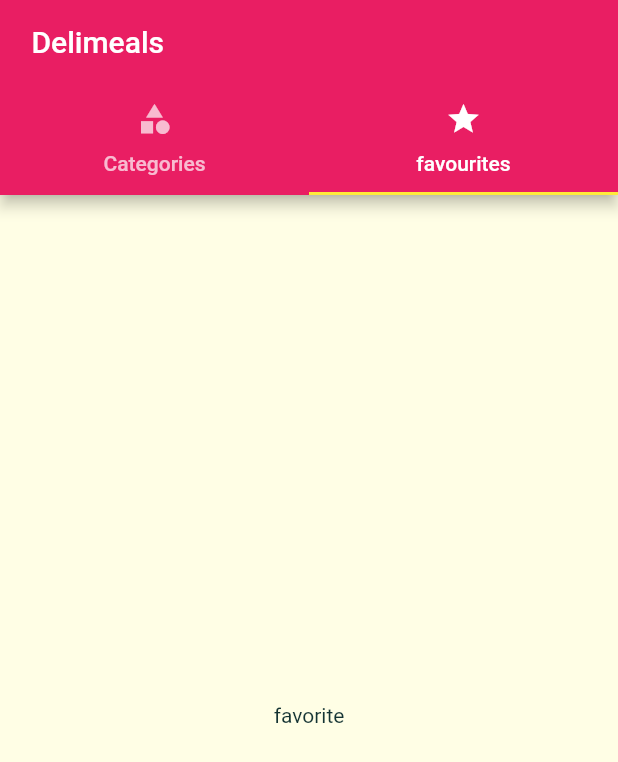
After one commit to gurnish-singh/meals_app, a Flutter app: the screen it shows after launch, on a phone screen of 412 x 824 dp. The commit adds this screen. Shown: the top 762 px of the screen. Run offline on Flutter 3.47's test engine with Material 2 defaults, Android fonts, the phone set to English and light mode, and no system bars; Roboto replaces fonts that are missing (Ralway).

Commit message:
added tab_screan.dart

```diff
--- a/lib/main.dart
+++ b/lib/main.dart
@@ -1,4 +1,5 @@
 import 'package:flutter/material.dart';
+import './screens/tabs_screan.dart';
 import './screens/meal_detail_screan.dart';
 import './screens/meals_screan.dart';
 import './screens/categories_screan.dart';
@@ -17,7 +18,7 @@ class MyApp extends StatelessWidget {
         // "hot reload" (press "r" in the console where you ran "flutter run",
         // or simply save your changes to "hot reload" in a Flutter IDE)
         primarySwatch: Colors.pink,
-        accentColor: Colors.amber,
+        accentColor: Colors.yellow,
         canvasColor: Color.fromRGBO(255, 254, 229, 1),
         fontFamily: 'Ralway', //edited it the pubspec file
         textTheme: ThemeData.light().textTheme.copyWith(
@@ -26,7 +27,7 @@ class MyApp extends StatelessWidget {
               color: Color.fromRGBO(20, 51, 51, 1), //only color
             ),
             body2: TextStyle(
-              color: Color.fromRGBO(20, 51, 51, 1), //only color
+              color: Color.fromRGBO(20, 51, 51, .6), //only color
             ),
             title: TextStyle(
               fontSize: 20,
@@ -38,17 +39,18 @@ class MyApp extends StatelessWidget {
       routes: {
         //its a list of routes for navigation we are using
 
-        '/': (context) => CategoriesScrean(), //route name for home is simply'/'
+        '/': (context) => TabsScrean(), //route name for home is simply'/'
         MealsScrean.routname: (context) =>
             MealsScrean(), //we dont pass arguments in here
-//MealDetailScrean.routname:(context)=>MealDetailScrean(),
+        MealDetailScrean.routname: (context) => MealDetailScrean(),
       },
       onGenerateRoute: (settings) {
         //safety meachanism in case we are trying to use a route that is not present in the routes list
         //print(settings.arguments);// its not so important to learn about
         return MaterialPageRoute(builder: (ctx) => CategoriesScrean());
       },
-      onUnknownRoute: (settings){//used when flutter fails to render any screan just a precautionary measure last resort
+      onUnknownRoute: (settings) {
+        //used when flutter fails to render any screan just a precautionary measure last resort
         return MaterialPageRoute(builder: (ctx) => CategoriesScrean());
       },
     );
--- a/lib/screens/categories_screan.dart
+++ b/lib/screens/categories_screan.dart
@@ -5,9 +5,7 @@ import '../dummy_data.dart';
 class CategoriesScrean extends StatelessWidget {
   @override
   Widget build(BuildContext context) {
-    return Scaffold(
-      appBar:AppBar(title: Text('delimeals'),) ,
-          body: GridView( // just like list view but with items side by side
+    return  GridView( // just like list view but with items side by side
           padding : const EdgeInsets.all(25),
         gridDelegate: SliverGridDelegateWithMaxCrossAxisExtent(
           maxCrossAxisExtent: 200, //pixels
@@ -25,7 +23,6 @@ class CategoriesScrean extends StatelessWidget {
             DUMMY_CATEGORIES //apan nu dummy categories cho sirf 2 object chahide ne taan apan usnu map krange
                 .map((catData) => CategoryItem(catData.id,catData.title, catData.color))
                 .toList(),
-      ),
-    );
+      );
   }
 }
--- /dev/null
+++ b/lib/screens/favorites.dart
@@ -0,0 +1,11 @@
+import 'package:flutter/material.dart';
+class FavoritesScrean extends StatelessWidget {
+  @override
+  Widget build(BuildContext context) {
+    return Center(
+
+  child: Text('favorite'),
+
+    );
+  }
+}
--- /dev/null
+++ b/lib/screens/tabs_screan.dart
@@ -0,0 +1,43 @@
+///for adding tabs to the bottom of the appbar
+import 'package:flutter/material.dart';
+import './favorites.dart';
+import './categories_screan.dart';
+
+class TabsScrean extends StatefulWidget {
+  @override
+  _TabsScreanState createState() => _TabsScreanState();
+}
+
+class _TabsScreanState extends State<TabsScrean> {
+  @override
+  Widget build(BuildContext context) {
+    return DefaultTabController(
+      length: 2, //one for favourites and one for all categoies
+      initialIndex: 1,//initial tab to render index starts at zero
+      child: Scaffold(
+        appBar: AppBar(
+          title: Text(' Delimeals'),
+          bottom: TabBar(
+            ///tabbar wil be rendred bottom of the appbar
+            tabs: <Widget>[
+              Tab(
+                icon: Icon(Icons.category),
+                text: 'Categories',
+              ),
+              Tab(
+                icon: Icon(Icons.star),
+                text: 'favourites',
+              )
+            ],
+          ),
+        ),
+        body: TabBarView(
+          children: <Widget>[
+            CategoriesScrean(),
+            FavoritesScrean(),
+          ],
+        ),
+      ),
+    );
+  }
+}
```
